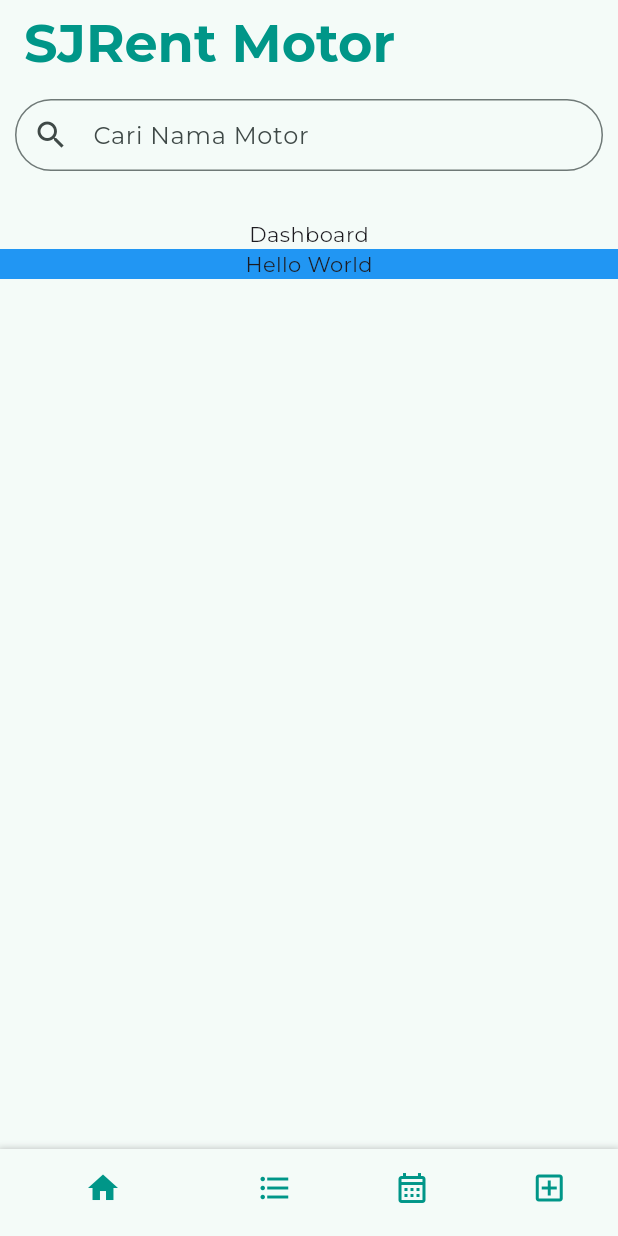
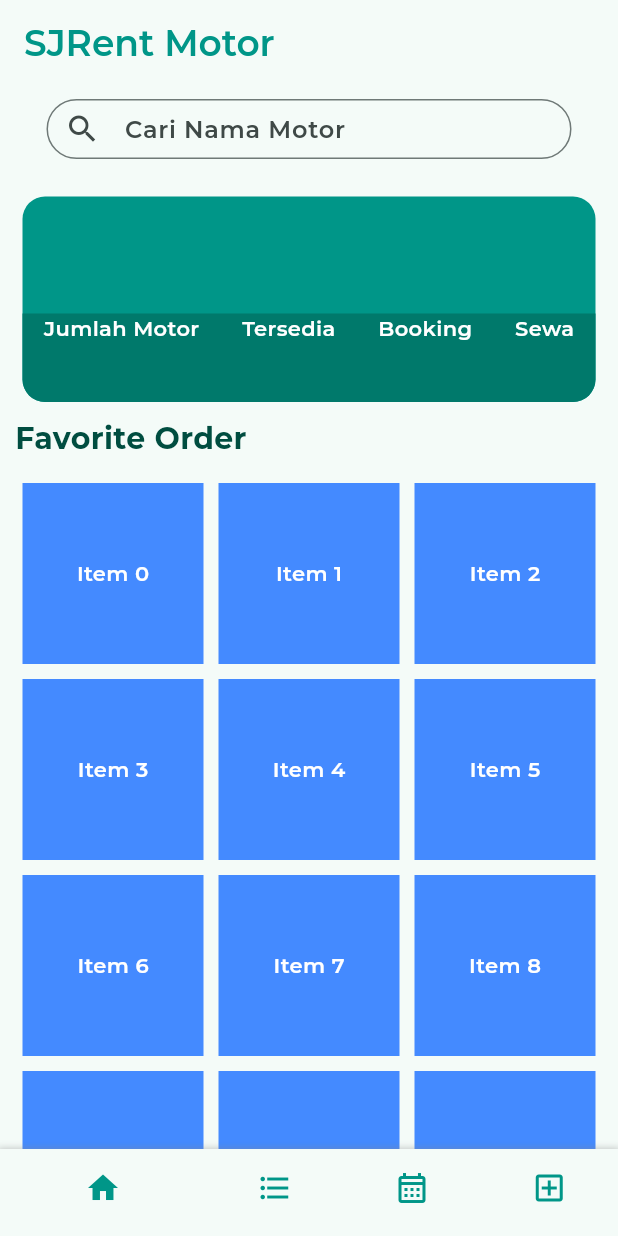
Before and after one commit to mochamadAmirulIkhsani/SJRent, a Flutter app: the screen it shows after launch, on a phone screen of 412 x 824 dp. Run offline on Flutter 3.47's test engine with Material 3 defaults, Android fonts, the phone set to English and light mode, and no system bars; our stand-ins replace google_fonts; project files that could hold a hidden picture were left out.

Commit message:
Update bagian Homepage dan BottomNavigationBar

```diff
--- a/lib/dashboard.dart
+++ b/lib/dashboard.dart
@@ -1,29 +1,62 @@
 import 'package:flutter/material.dart';
 
 class Dashboard extends StatelessWidget {
-  const Dashboard({Key? key});
+  const Dashboard({super.key});
 
   @override
   Widget build(BuildContext context) {
-    return Column(
-      children: [
-        Text(
-            'Dashboard'
+    return Padding(
+      padding: const EdgeInsets.only(left: 15, right: 15, top: 15),
+      child: Container(
+        height: 137,
+        decoration: BoxDecoration(
+          color: Colors.teal,
+          borderRadius: BorderRadius.circular(15),
         ),
-        Column(
+        child: Column(
           children: [
+            Expanded(
+              child: Container(), // Mengambil sisa ruang
+            ),
             Container(
-              padding: EdgeInsets.symmetric(horizontal: 20.0),
-              color: Colors.blue, // Ganti warna background sesuai keinginan
-              child: Center(
-                child: Text(
-                    'Hello World'
+              height: 59,
+              decoration: BoxDecoration(
+                color: Colors.teal.shade700,
+                borderRadius: const BorderRadius.only(
+                  bottomLeft: Radius.circular(15),
+                  bottomRight: Radius.circular(15),
                 ),
+              ),
+              child: const Row(
+                crossAxisAlignment: CrossAxisAlignment.start,
+                mainAxisAlignment: MainAxisAlignment.spaceAround,
+                children: [
+                  Text(
+                    'Jumlah Motor',
+                    style: TextStyle(
+                        color: Colors.white, fontFamily: 'Montserrat'),
+                  ),
+                  Text(
+                    'Tersedia',
+                    style: TextStyle(
+                        color: Colors.white, fontFamily: 'Montserrat'),
+                  ),
+                  Text(
+                    'Booking',
+                    style: TextStyle(
+                        color: Colors.white, fontFamily: 'Montserrat'),
+                  ),
+                  Text(
+                    'Sewa',
+                    style: TextStyle(
+                        color: Colors.white, fontFamily: 'Montserrat'),
+                  ),
+                ],
               ),
             ),
           ],
         ),
-      ],
+      ),
     );
   }
 }
--- a/lib/footer.dart
+++ b/lib/footer.dart
@@ -1,8 +1,17 @@
 import 'package:flutter/material.dart';
+import 'package:rental_motor_sjrent/homepage.dart';
+import 'package:rental_motor_sjrent/kelolamotor.dart';
+import 'package:rental_motor_sjrent/listall.dart';
+import 'package:rental_motor_sjrent/schedule.dart';
 
-class BottomNavigationBarWidget extends StatelessWidget {
+class BottomNavigationBarWidget extends StatefulWidget {
   const BottomNavigationBarWidget({super.key});
 
+  @override
+  State<BottomNavigationBarWidget> createState() => _BottomNavigationBarWidgetState();
+}
+
+class _BottomNavigationBarWidgetState extends State<BottomNavigationBarWidget> {
   @override
   Widget build(BuildContext context) {
     return Container(
@@ -13,7 +22,7 @@ class BottomNavigationBarWidget extends StatelessWidget {
             color: Colors.grey.withOpacity(0.5),
             spreadRadius: 1,
             blurRadius: 3,
-            offset: Offset(0, 1), // changes position of shadow
+            offset: const Offset(0, 1), // changes position of shadow
           ),
         ],
       ),
@@ -38,6 +47,13 @@ class BottomNavigationBarWidget extends StatelessWidget {
             label: 'Tambah',
           ),
         ],
+
+        onTap: (value) => {
+          if (value == 0) Navigator.of(context).push(MaterialPageRoute(builder: (context) => const Homepage(),)),
+          if (value == 1) Navigator.of(context).push(MaterialPageRoute(builder: (context) => const listAll(),)),
+          if (value == 2) Navigator.of(context).push(MaterialPageRoute(builder: (context) => const schedule(),)),
+          if (value == 3) Navigator.of(context).push(MaterialPageRoute(builder: (context) => const kelolaMotor(),))
+        },
       ),
     );
   }
--- /dev/null
+++ b/lib/gridView.dart
@@ -0,0 +1,44 @@
+import 'package:flutter/material.dart';
+
+class gridView extends StatelessWidget {
+  const gridView({Key? key}) : super(key: key);
+
+  @override
+  Widget build(BuildContext context) {
+    final List<Container> myList = List.generate(90, (index) {
+      return Container(
+        height: 50,
+        width: 150,
+        color: Colors.blueAccent,
+        margin: EdgeInsets.all(5),
+        padding: EdgeInsets.all(5),
+        child: Center(
+          child: Text(
+            'Item $index',
+            style: TextStyle(color: Colors.white),
+          ),
+        ),
+      );
+    });
+
+    return Padding(
+      padding: const EdgeInsets.all(10.0),
+      child: Column(
+        crossAxisAlignment: CrossAxisAlignment.start,
+        children: [
+          Text(
+            'Favorite Order',
+            style: TextStyle(fontSize: 20, fontFamily: 'Montserrat' ,fontWeight: FontWeight.bold, color: Colors.teal.shade900),
+          ),
+          SizedBox(height: 10),
+          GridView.count(
+            crossAxisCount: 3,
+            shrinkWrap: true,
+            physics: NeverScrollableScrollPhysics(),
+            children: myList,
+          ),
+        ],
+      ),
+    );
+  }
+}
--- a/lib/homepage.dart
+++ b/lib/homepage.dart
@@ -2,6 +2,7 @@ import 'package:flutter/material.dart';
 import 'searchbar.dart';
 import 'dashboard.dart';
 import 'footer.dart';
+import 'gridView.dart';
 
 class Homepage extends StatelessWidget {
   const Homepage({super.key});
@@ -10,25 +11,26 @@ class Homepage extends StatelessWidget {
   Widget build(BuildContext context) {
     return Scaffold(
       appBar: AppBar(
+        automaticallyImplyLeading: false,
         title: const Text(
           'SJRent Motor',
           style: TextStyle(
-            fontSize: 35,
-            fontWeight: FontWeight.bold,
+            fontSize: 24,
+            fontWeight: FontWeight.w600,
             color: Colors.teal,
             fontFamily: 'Montserrat',
           ),
         ),
       ),
-      body: Column(
+      body: const Column(
         children: [
           Expanded(
             child: SingleChildScrollView(
               child: Column(
                 children: [
                   searchbar(),
-                  SizedBox(height: 10.0),
                   Dashboard(),
+                  gridView(),
                 ],
               ),
             ),
--- a/lib/main.dart
+++ b/lib/main.dart
@@ -15,7 +15,7 @@ class MyApp extends StatelessWidget {
       title: 'SJRent Rental Motor',
       theme: ThemeData(
         textTheme: GoogleFonts.montserratTextTheme(),
-        colorScheme: ColorScheme.fromSeed(seedColor: Colors.teal),
+        colorScheme: ColorScheme.fromSeed(seedColor: Color(0xFF009688)),
         useMaterial3: true,
       ),
       home: const Homepage(),
--- a/lib/searchbar.dart
+++ b/lib/searchbar.dart
@@ -8,12 +8,14 @@ class searchbar extends StatelessWidget {
     return Padding(
       padding: const EdgeInsets.all(10.0),
       child: SizedBox(
-        height: 60,
+        width: 350,
+        height: 40,
         child: TextField(
           decoration: InputDecoration(
             contentPadding: EdgeInsets.all(0.0),
             hintText: 'Cari Nama Motor',
             prefixIcon: const Icon(Icons.search),
+
             border: OutlineInputBorder(
               borderSide: BorderSide(color: Colors.teal),
               borderRadius: BorderRadius.circular(100.0),
```
Also changed, not shown: pubspec.yaml (+10 -0 lines), fonts/Montserrat-Bold.ttf (added), fonts/Montserrat-Regular.ttf (added), fonts/Montserrat-SemiBold.ttf (added), pubspec.lock (deleted).
